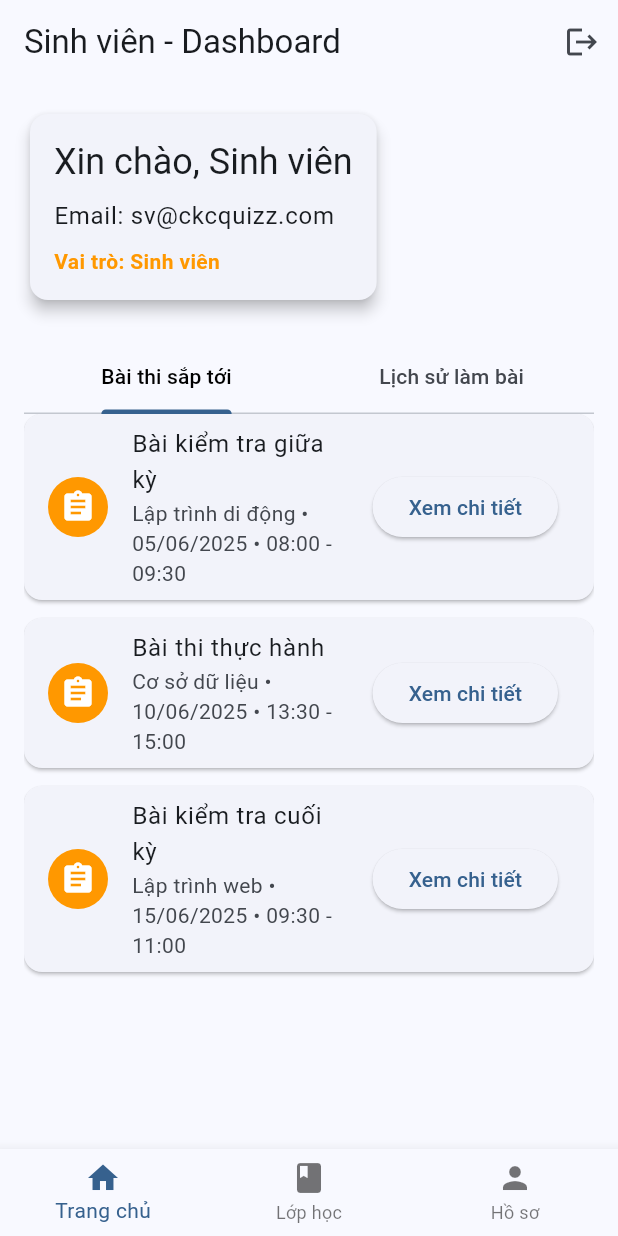
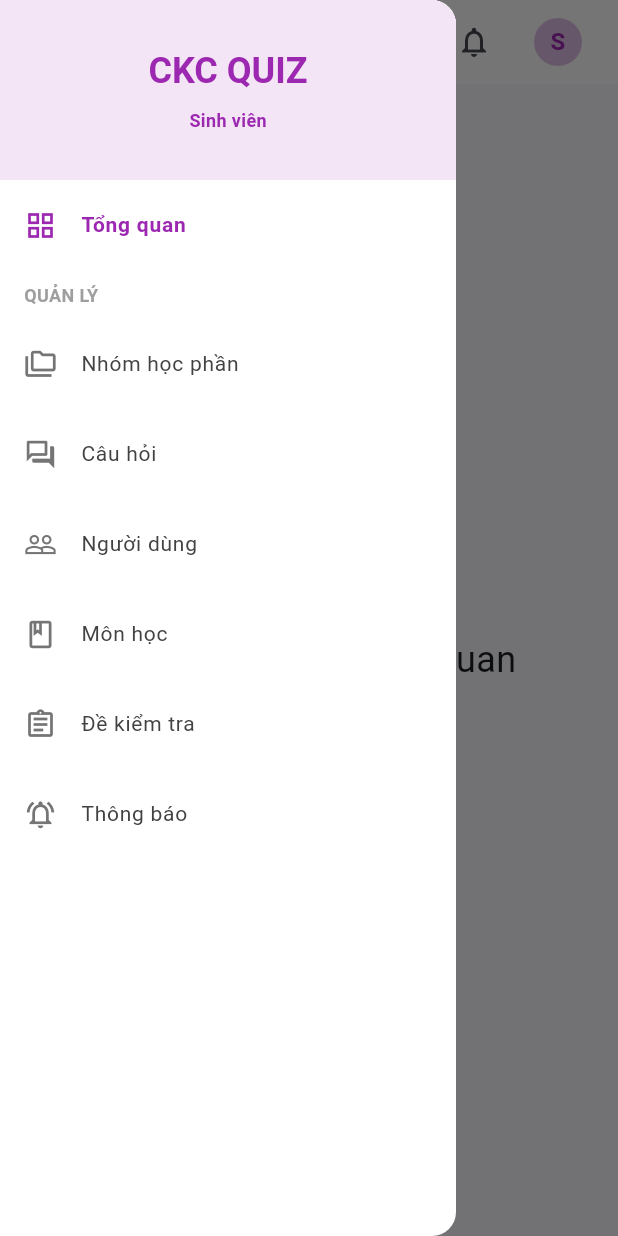
Before and after one commit to thongle321/CKCQUIZZ, a Flutter app: the SinhVienDashboardScreen screen opened by its route, with the side drawer open (before the commit the screen has no drawer), on a phone screen of 412 x 824 dp. Run offline on Flutter 3.47's test engine with Material 3 defaults, Android fonts, the light colour scheme and no system bars; our stand-ins replace flutter_riverpod, go_router, shared_preferences; accounts and stored records are empty.

Commit message:
phân quyền tạo giao diện sinh viên

```diff
--- a/ckcandr/lib/views/sinhvien/dashboard_screen.dart
+++ b/ckcandr/lib/views/sinhvien/dashboard_screen.dart
@@ -4,213 +4,350 @@ import 'package:go_router/go_router.dart';
 import 'package:ckcandr/services/auth_service.dart';
 
 class SinhVienDashboardScreen extends ConsumerWidget {
-  const SinhVienDashboardScreen({super.key});
+  final Widget? child;
+
+  const SinhVienDashboardScreen({this.child, super.key});
 
   @override
   Widget build(BuildContext context, WidgetRef ref) {
     final user = ref.watch(currentUserProvider);
+    final bool isLargeScreen = MediaQuery.of(context).size.width >= 600;
 
     return Scaffold(
       appBar: AppBar(
-        title: const Text('Sinh viên - Dashboard'),
+        title: const Text('CKC QUIZ'),
+        automaticallyImplyLeading: !isLargeScreen, // Hiển thị nút menu trên màn hình nhỏ
+        backgroundColor: Colors.white,
+        elevation: 0,
         actions: [
           IconButton(
-            icon: const Icon(Icons.logout),
-            onPressed: () async {
+            icon: const Icon(Icons.notifications_none_outlined),
+            onPressed: () {
+              // TODO: Navigate to notifications
+            },
+          ),
+          const SizedBox(width: 8),
+          PopupMenuButton<String>(
+            icon: CircleAvatar(
+              radius: 16,
+              backgroundColor: Colors.purple.shade100,
+              child: user?.avatar != null
+                ? ClipRRect(
+                    borderRadius: BorderRadius.circular(16),
+                    child: Image.network(
+                      user!.avatar!,
+                      width: 32,
+                      height: 32,
+                      fit: BoxFit.cover,
+                    ),
+                  )
+                : Text(
+                    user?.name.isNotEmpty == true
+                      ? user!.name[0].toUpperCase()
+                      : 'S',
+                    style: const TextStyle(
+                      fontWeight: FontWeight.bold,
+                      color: Colors.purple,
+                    ),
+                  ),
+            ),
+            offset: const Offset(0, 56),
+            onSelected: (value) async {
+              if (value == 'logout') {
                 final authService = ref.read(authServiceProvider);
                 await authService.logout();
                 ref.read(currentUserProvider.notifier).state = null;
                 if (context.mounted) {
                   context.go('/login');
                 }
+              }
             },
-            tooltip: 'Đăng xuất',
-          ),
-        ],
-      ),
-      body: Padding(
-        padding: const EdgeInsets.all(16.0),
-        child: Column(
-          crossAxisAlignment: CrossAxisAlignment.start,
-          children: [
-            Card(
-              elevation: 4,
-              child: Padding(
-                padding: const EdgeInsets.all(16.0),
+            itemBuilder: (BuildContext context) => <PopupMenuEntry<String>>[
+              PopupMenuItem<String>(
+                enabled: false,
                 child: Column(
                   crossAxisAlignment: CrossAxisAlignment.start,
                   children: [
                     Text(
-                      'Xin chào, ${user?.name ?? "Sinh viên"}',
-                      style: Theme.of(context).textTheme.headlineSmall,
+                      user?.name ?? 'Sinh viên',
+                      style: Theme.of(context).textTheme.titleMedium?.copyWith(
+                        fontWeight: FontWeight.bold,
                       ),
-                    const SizedBox(height: 8),
+                    ),
+                    const SizedBox(height: 4),
                     Text(
-                      'Email: ${user?.email ?? "sv@ckcquizz.com"}',
-                      style: Theme.of(context).textTheme.bodyLarge,
+                      user?.email ?? '',
+                      style: Theme.of(context).textTheme.bodySmall,
+                    ),
+                  ],
+                ),
+              ),
+              const PopupMenuDivider(),
+              const PopupMenuItem<String>(
+                value: 'profile',
+                child: Row(
+                  children: [
+                    Icon(Icons.person_outline, size: 20),
+                    SizedBox(width: 12),
+                    Text('Hồ sơ'),
+                  ],
+                ),
+              ),
+              const PopupMenuItem<String>(
+                value: 'settings',
+                child: Row(
+                  children: [
+                    Icon(Icons.settings_outlined, size: 20),
+                    SizedBox(width: 12),
+                    Text('Cài đặt'),
+                  ],
+                ),
+              ),
+              const PopupMenuDivider(),
+              const PopupMenuItem<String>(
+                value: 'logout',
+                child: Row(
+                  children: [
+                    Icon(Icons.logout_outlined, size: 20),
+                    SizedBox(width: 12),
+                    Text('Đăng xuất'),
+                  ],
+                ),
+              ),
+            ],
+          ),
+          const SizedBox(width: 16),
+        ],
+      ),
+      drawer: isLargeScreen ? null : _buildDrawer(context, ref),
+      body: Row(
+        children: <Widget>[
+          // Hiển thị drawer cố định trên màn hình lớn
+          if (isLargeScreen)
+            _buildDrawer(context, ref, isPermanent: true),
+
+          // Khu vực nội dung chính
+          Expanded(
+            child: child ?? _buildDashboardContent(context),
+          ),
+        ],
+      ),
+      bottomNavigationBar: isLargeScreen ? BottomAppBar(
+        color: Colors.white,
+        height: 50.0,
+        elevation: 0,
+        child: Container(
+          alignment: Alignment.center,
+          child: Text(
+            'Copyright 2025 © CKC QUIZZ. All rights reserved.',
+            style: Theme.of(context).textTheme.bodySmall,
+          ),
+        ),
+      ) : null, // Chỉ hiển thị footer trên màn hình lớn
+    );
+  }
+
+  /// Xây dựng drawer cho thanh bên
+  Widget _buildDrawer(BuildContext context, WidgetRef ref, {bool isPermanent = false}) {
+    Widget drawerContent = Column(
+      children: <Widget>[
+        // Header drawer
+        Container(
+          height: 120,
+          color: isPermanent ? Colors.white : Colors.purple.shade50,
+          alignment: Alignment.center,
+          padding: const EdgeInsets.all(16),
+          child: Column(
+            mainAxisAlignment: MainAxisAlignment.center,
+            children: [
+              Text(
+                'CKC QUIZ',
+                style: Theme.of(context).textTheme.headlineSmall?.copyWith(
+                  color: Colors.purple,
+                  fontWeight: FontWeight.bold
+                ),
               ),
               const SizedBox(height: 8),
               const Text(
-                      'Vai trò: Sinh viên',
+                'Sinh viên',
                 style: TextStyle(
+                  fontSize: 12,
+                  color: Colors.purple,
                   fontWeight: FontWeight.bold,
-                        color: Colors.orange,
                 ),
               ),
             ],
           ),
         ),
+        Expanded(
+          child: ListView(
+            padding: EdgeInsets.zero,
+            children: <Widget>[
+              _buildDrawerItem(
+                icon: Icons.grid_view_outlined,
+                text: 'Tổng quan',
+                context: context,
+                selected: true,
+                onTap: () {
+                  // TODO: Navigate to dashboard
+                  if (!isPermanent && Navigator.canPop(context)) {
+                    Navigator.pop(context);
+                  }
+                },
               ),
-            const SizedBox(height: 24),
-            Expanded(
-              child: DefaultTabController(
-                length: 2,
-                child: Column(
-                  children: [
-                    const TabBar(
-                      tabs: [
-                        Tab(text: 'Bài thi sắp tới'),
-                        Tab(text: 'Lịch sử làm bài'),
-                      ],
-                      labelColor: Colors.black,
+              const Padding(
+                padding: EdgeInsets.symmetric(horizontal: 16.0, vertical: 8.0),
+                child: Text(
+                  'QUẢN LÝ',
+                  style: TextStyle(
+                    color: Colors.grey,
+                    fontWeight: FontWeight.bold,
+                    fontSize: 12,
                   ),
-                    Expanded(
-                      child: TabBarView(
-                        children: [
-                          _buildUpcomingExams(context),
-                          _buildExamHistory(context),
+                ),
+              ),
+              _buildDrawerItem(
+                icon: Icons.folder_copy_outlined,
+                text: 'Nhóm học phần',
+                context: context,
+                selected: false,
+                onTap: () {
+                  // TODO: Navigate to learning groups
+                  if (!isPermanent && Navigator.canPop(context)) {
+                    Navigator.pop(context);
+                  }
+                },
+              ),
+              // Sinh viên có thể xem câu hỏi nhưng không thể chỉnh sửa
+              _buildDrawerItem(
+                icon: Icons.question_answer_outlined,
+                text: 'Câu hỏi',
+                context: context,
+                selected: false,
+                onTap: () {
+                  // TODO: Navigate to questions
+                  if (!isPermanent && Navigator.canPop(context)) {
+                    Navigator.pop(context);
+                  }
+                },
+              ),
+              _buildDrawerItem(
+                icon: Icons.people_outline,
+                text: 'Người dùng',
+                context: context,
+                selected: false,
+                onTap: () {
+                  // TODO: Navigate to user management
+                  if (!isPermanent && Navigator.canPop(context)) {
+                    Navigator.pop(context);
+                  }
+                },
+              ),
+              _buildDrawerItem(
+                icon: Icons.book_outlined,
+                text: 'Môn học',
+                context: context,
+                selected: false,
+                onTap: () {
+                  // TODO: Navigate to subjects
+                  if (!isPermanent && Navigator.canPop(context)) {
+                    Navigator.pop(context);
+                  }
+                },
+              ),
+              _buildDrawerItem(
+                icon: Icons.assignment_outlined,
+                text: 'Đề kiểm tra',
+                context: context,
+                selected: false,
+                onTap: () {
+                  // TODO: Navigate to exams
+                  if (!isPermanent && Navigator.canPop(context)) {
+                    Navigator.pop(context);
+                  }
+                },
+              ),
+              _buildDrawerItem(
+                icon: Icons.notifications_active_outlined,
+                text: 'Thông báo',
+                context: context,
+                selected: false,
+                onTap: () {
+                  // TODO: Navigate to notifications
+                  if (!isPermanent && Navigator.canPop(context)) {
+                    Navigator.pop(context);
+                  }
+                },
+              ),
             ],
           ),
         ),
       ],
-                ),
-              ),
+    );
+
+    if (isPermanent) {
+      return Container(
+        width: 250,
+        decoration: BoxDecoration(
+          color: Colors.white,
+          boxShadow: [
+            BoxShadow(
+              color: Colors.black.withOpacity(0.05),
+              blurRadius: 5,
+              offset: const Offset(0, 0),
             ),
           ],
         ),
+        child: drawerContent,
+      );
+    }
+
+    return Drawer(
+      backgroundColor: Colors.white,
+      elevation: 1,
+      child: drawerContent,
+    );
+  }
+
+  Widget _buildDrawerItem({
+    required IconData icon,
+    required String text,
+    required BuildContext context,
+    required VoidCallback onTap,
+    required bool selected,
+  }) {
+    return ListTile(
+      leading: Icon(
+        icon,
+        color: selected ? Colors.purple : Colors.grey[600],
+        size: 22,
       ),
-      bottomNavigationBar: BottomNavigationBar(
-        currentIndex: 0,
-        items: const [
-          BottomNavigationBarItem(
-            icon: Icon(Icons.home),
-            label: 'Trang chủ',
+      title: Text(
+        text,
+        style: TextStyle(
+          color: selected ? Colors.purple : Colors.grey[800],
+          fontWeight: selected ? FontWeight.bold : FontWeight.normal,
+          fontSize: 14,
         ),
-          BottomNavigationBarItem(
-            icon: Icon(Icons.class_),
-            label: 'Lớp học',
       ),
-          BottomNavigationBarItem(
-            icon: Icon(Icons.person),
-            label: 'Hồ sơ',
+      tileColor: selected ? Colors.purple.withOpacity(0.1) : null,
+      selected: selected,
+      onTap: onTap,
+      contentPadding: const EdgeInsets.symmetric(horizontal: 16, vertical: 2),
+      minLeadingWidth: 20,
+    );
+  }
+
+  /// Widget nội dung chính của dashboard
+  Widget _buildDashboardContent(BuildContext context) {
+    return Center(
+      child: Container(
+        padding: const EdgeInsets.all(24),
+        child: const Text(
+          'Nội dung trang tổng quan',
+          style: TextStyle(fontSize: 24),
         ),
-        ],
-        onTap: (index) {
-          // TODO: Implement navigation
-        },
       ),
     );
   }
-
-  /// Xây dựng danh sách bài thi sắp tới
-  Widget _buildUpcomingExams(BuildContext context) {
-    // Dữ liệu mẫu cho bài thi sắp tới
-    final upcomingExams = [
-      {
-        'title': 'Bài kiểm tra giữa kỳ',
-        'subject': 'Lập trình di động',
-        'date': '05/06/2025',
-        'time': '08:00 - 09:30',
-      },
-      {
-        'title': 'Bài thi thực hành',
-        'subject': 'Cơ sở dữ liệu',
-        'date': '10/06/2025',
-        'time': '13:30 - 15:00',
-      },
-      {
-        'title': 'Bài kiểm tra cuối kỳ',
-        'subject': 'Lập trình web',
-        'date': '15/06/2025',
-        'time': '09:30 - 11:00',
-      },
-    ];
-
-    return ListView.builder(
-      itemCount: upcomingExams.length,
-      itemBuilder: (context, index) {
-        final exam = upcomingExams[index];
-        return Card(
-          margin: const EdgeInsets.only(bottom: 12),
-          child: ListTile(
-            title: Text(exam['title']!),
-            subtitle: Text('${exam['subject']} • ${exam['date']} • ${exam['time']}'),
-            trailing: ElevatedButton(
-              onPressed: () {
-                // TODO: Navigate to exam details
-              },
-              child: const Text('Xem chi tiết'),
-            ),
-            leading: const CircleAvatar(
-              backgroundColor: Colors.orange,
-              child: Icon(Icons.assignment, color: Colors.white),
-            ),
-          ),
-        );
-      },
-    );
 }
-
-  /// Xây dựng lịch sử làm bài
-  Widget _buildExamHistory(BuildContext context) {
-    // Dữ liệu mẫu cho lịch sử bài thi
-    final examHistory = [
-      {
-        'title': 'Bài kiểm tra thường kỳ',
-        'subject': 'Lập trình di động',
-        'date': '01/05/2025',
-        'score': '85/100',
-      },
-      {
-        'title': 'Bài thi thực hành',
-        'subject': 'Cơ sở dữ liệu',
-        'date': '15/04/2025',
-        'score': '92/100',
-      },
-      {
-        'title': 'Bài kiểm tra lý thuyết',
-        'subject': 'Lập trình web',
-        'date': '20/03/2025',
-        'score': '78/100',
-      },
-    ];
-
-    return ListView.builder(
-      itemCount: examHistory.length,
-      itemBuilder: (context, index) {
-        final exam = examHistory[index];
-        return Card(
-          margin: const EdgeInsets.only(bottom: 12),
-          child: ListTile(
-            title: Text(exam['title']!),
-            subtitle: Text('${exam['subject']} • ${exam['date']}'),
-            trailing: Text(
-              exam['score']!,
-              style: const TextStyle(
-                fontWeight: FontWeight.bold,
-                fontSize: 16,
-              ),
-            ),
-            leading: const CircleAvatar(
-              backgroundColor: Colors.green,
-              child: Icon(Icons.check_circle, color: Colors.white),
-            ),
-            onTap: () {
-              // TODO: Navigate to exam result details
-            },
-          ),
-        );
-      },
-    );
-  }
-}
```
Lines whose indentation alone changed are shown as unchanged.
